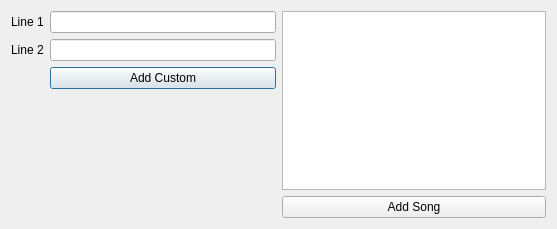
Above: FEG Live Producer/addlowerthirddialog.ui from davidweisgerber/FEGLive before the change. Below: the same form after it.
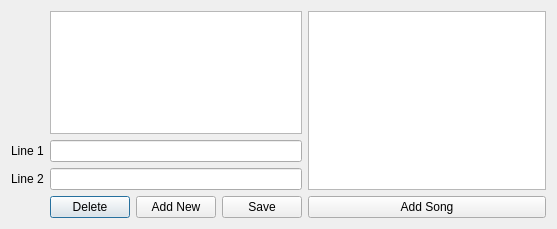
That is the form after the change.

```diff
--- a/FEG Live Producer/addlowerthirddialog.ui
+++ b/FEG Live Producer/addlowerthirddialog.ui
@@ -16,33 +16,54 @@
   <layout class="QHBoxLayout" name="horizontalLayout">
    <item>
     <layout class="QFormLayout" name="formLayout">
-     <item row="0" column="0">
+     <item row="1" column="0">
       <widget class="QLabel" name="label">
        <property name="text">
         <string>Line 1</string>
        </property>
       </widget>
      </item>
-     <item row="1" column="0">
+     <item row="2" column="0">
       <widget class="QLabel" name="label_2">
        <property name="text">
         <string>Line 2</string>
        </property>
       </widget>
      </item>
-     <item row="2" column="1">
-      <widget class="QPushButton" name="addCustomButton">
-       <property name="text">
-        <string>Add Custom</string>
-       </property>
-      </widget>
-     </item>
-     <item row="0" column="1">
-      <widget class="QLineEdit" name="line1Edit"/>
-     </item>
      <item row="1" column="1">
+      <widget class="QLineEdit" name="line1Edit"/>
+     </item>
+     <item row="2" column="1">
       <widget class="QLineEdit" name="line2Edit"/>
      </item>
+     <item row="0" column="1">
+      <widget class="QListWidget" name="existingWidget"/>
+     </item>
+     <item row="3" column="1">
+      <layout class="QHBoxLayout" name="horizontalLayout_2">
+       <item>
+        <widget class="QPushButton" name="deleteButton">
+         <property name="text">
+          <string>Delete</string>
+         </property>
+        </widget>
+       </item>
+       <item>
+        <widget class="QPushButton" name="addCustomButton">
+         <property name="text">
+          <string>Add New</string>
+         </property>
+        </widget>
+       </item>
+       <item>
+        <widget class="QPushButton" name="saveButton">
+         <property name="text">
+          <string>Save</string>
+         </property>
+        </widget>
+       </item>
+      </layout>
+     </item>
     </layout>
    </item>
    <item>
```
